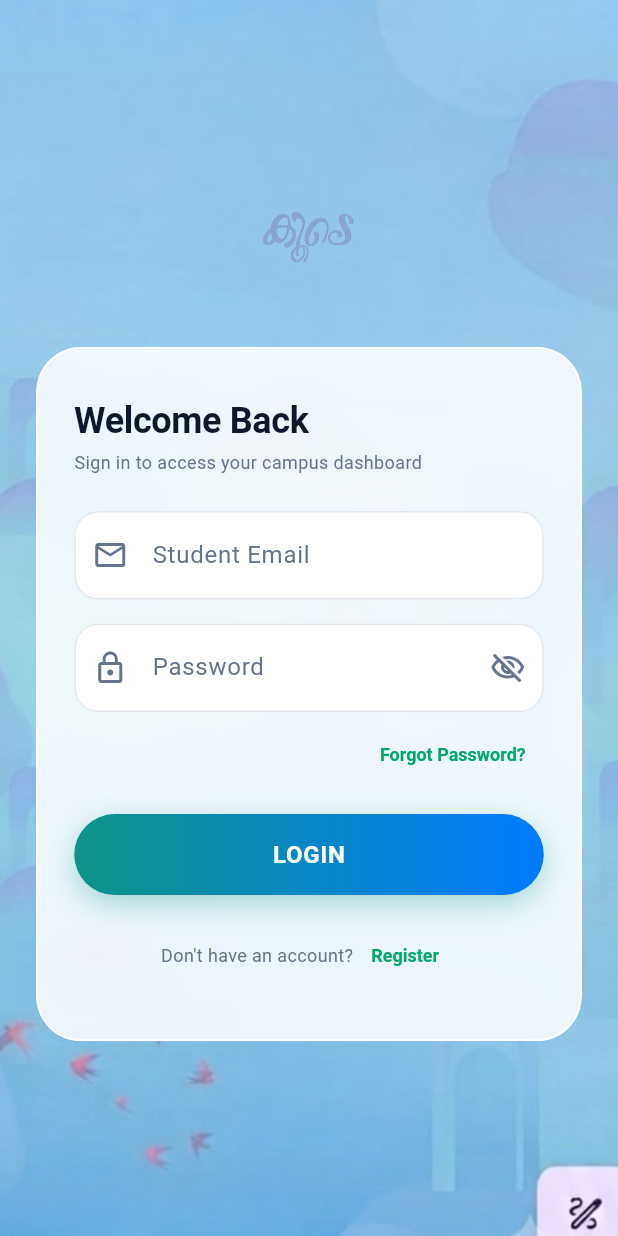
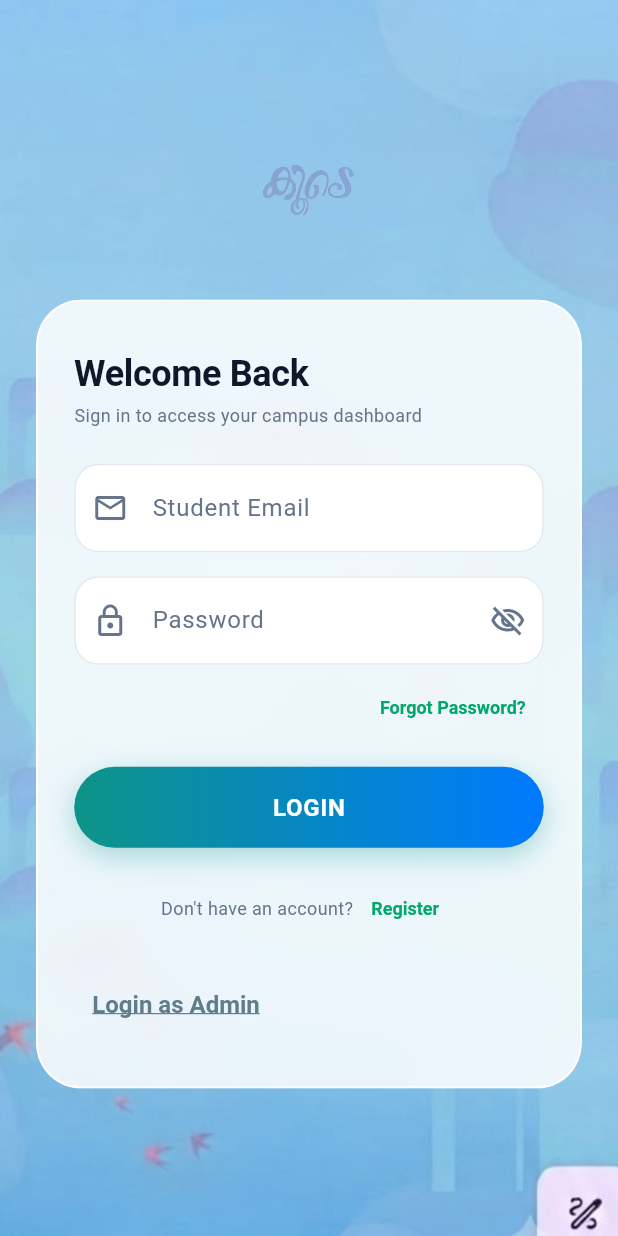
Before and after one commit to Ziyan-mp/koode, a Flutter app: the screen it shows after launch, on a phone screen of 412 x 824 dp. Run offline on Flutter 3.47's test engine with Material 3 defaults, Android fonts, the phone set to English and light mode, and no system bars.

Commit message:
Update admin screens and banner dialog

```diff
--- a/frontend/lib/screens/auth/login_screen.dart
+++ b/frontend/lib/screens/auth/login_screen.dart
@@ -10,6 +10,7 @@ import '../../widgets/common/app_background.dart';
 import '../../widgets/common/app_logo.dart';
 import '../../widgets/common/custom_text_field.dart';
 import '../../widgets/common/primary_button.dart';
+import '../admin/auth/admin_login_screen.dart';
 
 class LoginScreen extends StatefulWidget {
   const LoginScreen({super.key});
@@ -171,6 +172,29 @@ class _LoginScreenState extends State<LoginScreen> {
                                 ),
                               ],
                             ),
+
+                            const SizedBox(height: 15),
+
+                            // Admin Login Button
+                            TextButton(
+                              onPressed: () {
+                                Navigator.push(
+                                  context,
+                                  MaterialPageRoute(
+                                    builder: (context) => const AdminLoginScreen(),
+                                  ),
+                                );
+                              },
+                              child: const Text(
+                                "Login as Admin",
+                                style: TextStyle(
+                                  color: Colors.blueGrey,
+                                  fontWeight: FontWeight.bold,
+                                  decoration: TextDecoration.underline,
+                                ),
+                              ),
+                            ),
+
                           ],
                         ),
                       ),
```
Also changed, not shown: frontend/lib/screens/admin/auth/admin_login_screen.dart (+42 -2 lines), frontend/lib/screens/admin/banner/manage_spotlight_banner_dialog.dart (+7 -4 lines).
